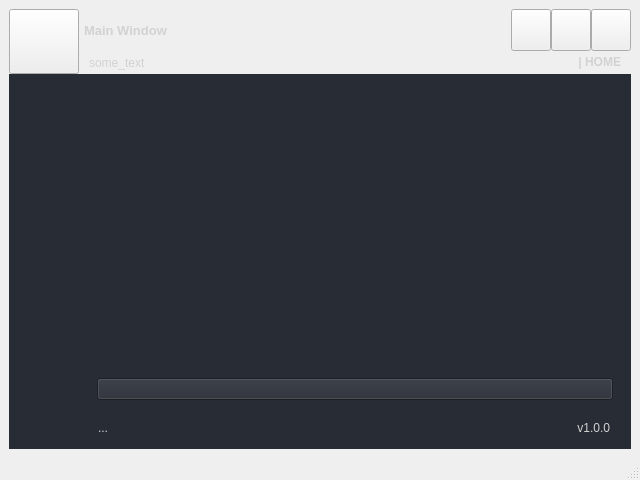
The window that src/ui/pyside_ui/forms/main_window.ui (DariuszMak/python-standalone-gui-template) describes before a commit, drawn with Qt 5.
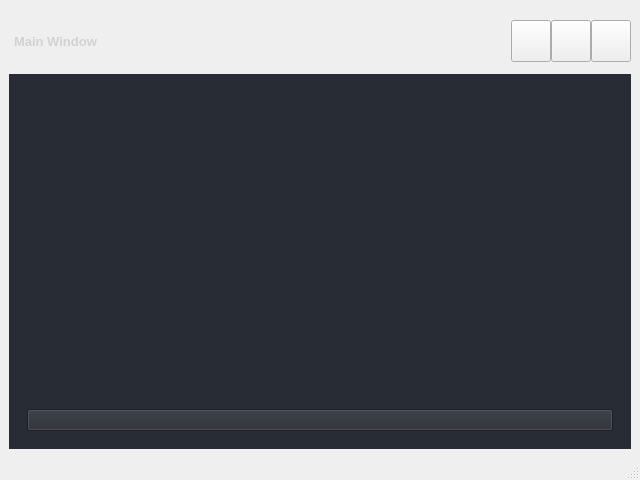
The same window after the commit. Icons and pictures are not drawn.

Commit message: modify mainwindow form

Diff of the .ui file:
```diff
--- a/src/ui/pyside_ui/forms/main_window.ui
+++ b/src/ui/pyside_ui/forms/main_window.ui
@@ -90,58 +90,6 @@
           <property name="bottomMargin">
            <number>0</number>
           </property>
-          <item>
-           <widget class="QFrame" name="frame_toggle">
-            <property name="maximumSize">
-             <size>
-              <width>70</width>
-              <height>16777215</height>
-             </size>
-            </property>
-            <property name="styleSheet">
-             <string notr="true"/>
-            </property>
-            <property name="frameShape">
-             <enum>QFrame::NoFrame</enum>
-            </property>
-            <property name="frameShadow">
-             <enum>QFrame::Raised</enum>
-            </property>
-            <layout class="QVBoxLayout" name="verticalLayout_3">
-             <property name="spacing">
-              <number>0</number>
-             </property>
-             <property name="leftMargin">
-              <number>0</number>
-             </property>
-             <property name="topMargin">
-              <number>0</number>
-             </property>
-             <property name="rightMargin">
-              <number>0</number>
-             </property>
-             <property name="bottomMargin">
-              <number>0</number>
-             </property>
-             <item>
-              <widget class="QPushButton" name="btn_toggle_menu">
-               <property name="sizePolicy">
-                <sizepolicy hsizetype="Expanding" vsizetype="Expanding">
-                 <horstretch>0</horstretch>
-                 <verstretch>0</verstretch>
-                </sizepolicy>
-               </property>
-               <property name="styleSheet">
-                <string notr="true"/>
-               </property>
-               <property name="text">
-                <string/>
-               </property>
-              </widget>
-             </item>
-            </layout>
-           </widget>
-          </item>
           <item>
            <widget class="QFrame" name="frame_top_right">
             <property name="styleSheet">
@@ -398,91 +346,6 @@
                </layout>
               </widget>
              </item>
-             <item>
-              <widget class="QFrame" name="frame_top_info">
-               <property name="maximumSize">
-                <size>
-                 <width>16777215</width>
-                 <height>65</height>
-                </size>
-               </property>
-               <property name="styleSheet">
-                <string notr="true"/>
-               </property>
-               <property name="frameShape">
-                <enum>QFrame::NoFrame</enum>
-               </property>
-               <property name="frameShadow">
-                <enum>QFrame::Raised</enum>
-               </property>
-               <layout class="QHBoxLayout" name="horizontalLayout_8">
-                <property name="spacing">
-                 <number>0</number>
-                </property>
-                <property name="leftMargin">
-                 <number>10</number>
-                </property>
-                <property name="topMargin">
-                 <number>0</number>
-                </property>
-                <property name="rightMargin">
-                 <number>10</number>
-                </property>
-                <property name="bottomMargin">
-                 <number>0</number>
-                </property>
-                <item>
-                 <widget class="QLabel" name="label_top_info_1">
-                  <property name="maximumSize">
-                   <size>
-                    <width>16777215</width>
-                    <height>15</height>
-                   </size>
-                  </property>
-                  <property name="font">
-                   <font/>
-                  </property>
-                  <property name="styleSheet">
-                   <string notr="true"/>
-                  </property>
-                  <property name="text">
-                   <string>some_text</string>
-                  </property>
-                 </widget>
-                </item>
-                <item>
-                 <widget class="QLabel" name="label_top_info_2">
-                  <property name="minimumSize">
-                   <size>
-                    <width>0</width>
-                    <height>0</height>
-                   </size>
-                  </property>
-                  <property name="maximumSize">
-                   <size>
-                    <width>250</width>
-                    <height>20</height>
-                   </size>
-                  </property>
-                  <property name="font">
-                   <font>
-                    <bold>true</bold>
-                   </font>
-                  </property>
-                  <property name="styleSheet">
-                   <string notr="true"/>
-                  </property>
-                  <property name="text">
-                   <string>| HOME</string>
-                  </property>
-                  <property name="alignment">
-                   <set>Qt::AlignRight|Qt::AlignTrailing|Qt::AlignVCenter</set>
-                  </property>
-                 </widget>
-                </item>
-               </layout>
-              </widget>
-             </item>
             </layout>
            </widget>
           </item>
@@ -522,117 +385,6 @@
           <property name="bottomMargin">
            <number>0</number>
           </property>
-          <item>
-           <widget class="QFrame" name="frame_left_menu">
-            <property name="sizePolicy">
-             <sizepolicy hsizetype="Preferred" vsizetype="Preferred">
-              <horstretch>0</horstretch>
-              <verstretch>0</verstretch>
-             </sizepolicy>
-            </property>
-            <property name="minimumSize">
-             <size>
-              <width>70</width>
-              <height>0</height>
-             </size>
-            </property>
-            <property name="maximumSize">
-             <size>
-              <width>70</width>
-              <height>16777215</height>
-             </size>
-            </property>
-            <property name="layoutDirection">
-             <enum>Qt::LeftToRight</enum>
-            </property>
-            <property name="styleSheet">
-             <string notr="true"/>
-            </property>
-            <property name="frameShape">
-             <enum>QFrame::NoFrame</enum>
-            </property>
-            <property name="frameShadow">
-             <enum>QFrame::Raised</enum>
-            </property>
-            <layout class="QVBoxLayout" name="verticalLayout_5">
-             <property name="spacing">
-              <number>1</number>
-             </property>
-             <property name="leftMargin">
-              <number>0</number>
-             </property>
-             <property name="topMargin">
-              <number>0</number>
-             </property>
-             <property name="rightMargin">
-              <number>0</number>
-             </property>
-             <property name="bottomMargin">
-              <number>0</number>
-             </property>
-             <item alignment="Qt::AlignTop">
-              <widget class="QFrame" name="frame_menus">
-               <property name="frameShape">
-                <enum>QFrame::NoFrame</enum>
-               </property>
-               <property name="frameShadow">
-                <enum>QFrame::Raised</enum>
-               </property>
-               <layout class="QVBoxLayout" name="layout_menus">
-                <property name="spacing">
-                 <number>0</number>
-                </property>
-                <property name="leftMargin">
-                 <number>0</number>
-                </property>
-                <property name="topMargin">
-                 <number>0</number>
-                </property>
-                <property name="rightMargin">
-                 <number>0</number>
-                </property>
-                <property name="bottomMargin">
-                 <number>0</number>
-                </property>
-               </layout>
-              </widget>
-             </item>
-             <item alignment="Qt::AlignBottom">
-              <widget class="QFrame" name="frame_extra_menus">
-               <property name="sizePolicy">
-                <sizepolicy hsizetype="Preferred" vsizetype="Preferred">
-                 <horstretch>0</horstretch>
-                 <verstretch>0</verstretch>
-                </sizepolicy>
-               </property>
-               <property name="frameShape">
-                <enum>QFrame::NoFrame</enum>
-               </property>
-               <property name="frameShadow">
-                <enum>QFrame::Raised</enum>
-               </property>
-               <layout class="QVBoxLayout" name="layout_menu_bottom">
-                <property name="spacing">
-                 <number>10</number>
-                </property>
-                <property name="leftMargin">
-                 <number>0</number>
-                </property>
-                <property name="topMargin">
-                 <number>0</number>
-                </property>
-                <property name="rightMargin">
-                 <number>0</number>
-                </property>
-                <property name="bottomMargin">
-                 <number>25</number>
-                </property>
-               </layout>
-              </widget>
-             </item>
-            </layout>
-           </widget>
-          </item>
           <item>
            <widget class="QFrame" name="frame_main_content">
             <property name="sizePolicy">
@@ -693,110 +445,6 @@
                </layout>
               </widget>
              </item>
-             <item>
-              <widget class="QFrame" name="frame_grip">
-               <property name="minimumSize">
-                <size>
-                 <width>0</width>
-                 <height>25</height>
-                </size>
-               </property>
-               <property name="maximumSize">
-                <size>
-                 <width>16777215</width>
-                 <height>25</height>
-                </size>
-               </property>
-               <property name="styleSheet">
-                <string notr="true"/>
-               </property>
-               <property name="frameShape">
-                <enum>QFrame::NoFrame</enum>
-               </property>
-               <property name="frameShadow">
-                <enum>QFrame::Raised</enum>
-               </property>
-               <layout class="QHBoxLayout" name="horizontalLayout_6">
-                <property name="spacing">
-                 <number>0</number>
-                </property>
-                <property name="leftMargin">
-                 <number>0</number>
-                </property>
-                <property name="topMargin">
-                 <number>0</number>
-                </property>
-                <property name="rightMargin">
-                 <number>2</number>
-                </property>
-                <property name="bottomMargin">
-                 <number>0</number>
-                </property>
-                <item>
-                 <widget class="QFrame" name="frame_label_bottom">
-                  <property name="frameShape">
-                   <enum>QFrame::NoFrame</enum>
-                  </property>
-                  <property name="frameShadow">
-                   <enum>QFrame::Raised</enum>
-                  </property>
-                  <layout class="QHBoxLayout" name="horizontalLayout_7">
-                   <property name="spacing">
-                    <number>0</number>
-                   </property>
-                   <property name="leftMargin">
-                    <number>10</number>
-                   </property>
-                   <property name="topMargin">
-                    <number>0</number>
-                   </property>
-                   <property name="rightMargin">
-                    <number>10</number>
-                   </property>
-                   <property name="bottomMargin">
-                    <number>0</number>
-                   </property>
-                   <item>
-                    <widget class="QLabel" name="label_credits">
-                     <property name="font">
-                      <font/>
-                     </property>
-                     <property name="styleSheet">
-                      <string notr="true"/>
-                     </property>
-                     <property name="text">
-                      <string>...</string>
-                     </property>
-                    </widget>
-                   </item>
-                   <item>
-                    <widget class="QLabel" name="label_version">
-                     <property name="maximumSize">
-                      <size>
-                       <width>100</width>
-                       <height>16777215</height>
-                      </size>
-                     </property>
-                     <property name="font">
-                      <font/>
-                     </property>
-                     <property name="styleSheet">
-                      <string notr="true"/>
-                     </property>
-                     <property name="text">
-                      <string>v1.0.0</string>
-                     </property>
-                     <property name="alignment">
-                      <set>Qt::AlignRight|Qt::AlignTrailing|Qt::AlignVCenter</set>
-                     </property>
-                    </widget>
-                   </item>
-                  </layout>
-                 </widget>
-                </item>
-               </layout>
-              </widget>
-             </item>
             </layout>
            </widget>
           </item>
```
Left out of the diff: 40 changed lines with no effect on the pictures.
